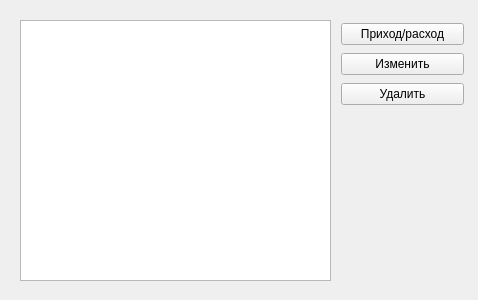
ismd/4med, file ui/ShowDrugs.ui: the form before one commit.
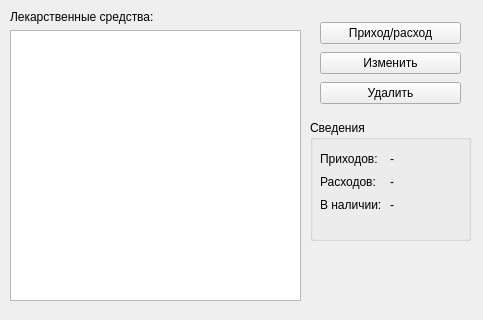
The form after the commit.

Commit message: counts on form for drugs

What changed in the file:
```diff
--- a/ui/ShowDrugs.ui
+++ b/ui/ShowDrugs.ui
@@ -6,8 +6,8 @@
    <rect>
     <x>0</x>
     <y>0</y>
-    <width>478</width>
-    <height>300</height>
+    <width>483</width>
+    <height>320</height>
    </rect>
   </property>
   <property name="windowTitle">
@@ -16,22 +16,12 @@
   <property name="locale">
    <locale language="Russian" country="RussianFederation"/>
   </property>
-  <widget class="QListView" name="drugsList">
+  <widget class="QWidget" name="layoutWidget">
    <property name="geometry">
     <rect>
-     <x>20</x>
+     <x>320</x>
      <y>20</y>
-     <width>311</width>
-     <height>261</height>
-    </rect>
-   </property>
-  </widget>
-  <widget class="QWidget" name="">
-   <property name="geometry">
-    <rect>
-     <x>341</x>
-     <y>21</y>
-     <width>123</width>
+     <width>141</width>
      <height>88</height>
     </rect>
    </property>
@@ -59,6 +49,103 @@
     </item>
    </layout>
   </widget>
+  <widget class="QGroupBox" name="groupBox">
+   <property name="geometry">
+    <rect>
+     <x>310</x>
+     <y>120</y>
+     <width>161</width>
+     <height>121</height>
+    </rect>
+   </property>
+   <property name="title">
+    <string>Сведения</string>
+   </property>
+   <widget class="QWidget" name="layoutWidget">
+    <property name="geometry">
+     <rect>
+      <x>10</x>
+      <y>30</y>
+      <width>133</width>
+      <height>63</height>
+     </rect>
+    </property>
+    <layout class="QHBoxLayout" name="horizontalLayout">
+     <item>
+      <layout class="QVBoxLayout" name="verticalLayout_2">
+       <item>
+        <widget class="QLabel" name="label">
+         <property name="text">
+          <string>Приходов:</string>
+         </property>
+        </widget>
+       </item>
+       <item>
+        <widget class="QLabel" name="label_2">
+         <property name="text">
+          <string>Расходов:</string>
+         </property>
+        </widget>
+       </item>
+       <item>
+        <widget class="QLabel" name="label_3">
+         <property name="text">
+          <string>В наличии:</string>
+         </property>
+        </widget>
+       </item>
+      </layout>
+     </item>
+     <item>
+      <layout class="QVBoxLayout" name="verticalLayout_3">
+       <item>
+        <widget class="QLabel" name="lReceived">
+         <property name="text">
+          <string>-</string>
+         </property>
+        </widget>
+       </item>
+       <item>
+        <widget class="QLabel" name="lGave">
+         <property name="text">
+          <string>-</string>
+         </property>
+        </widget>
+       </item>
+       <item>
+        <widget class="QLabel" name="lBalance">
+         <property name="text">
+          <string>-</string>
+         </property>
+        </widget>
+       </item>
+      </layout>
+     </item>
+    </layout>
+   </widget>
+  </widget>
+  <widget class="QWidget" name="layoutWidget">
+   <property name="geometry">
+    <rect>
+     <x>10</x>
+     <y>10</y>
+     <width>291</width>
+     <height>291</height>
+    </rect>
+   </property>
+   <layout class="QVBoxLayout" name="verticalLayout_4">
+    <item>
+     <widget class="QLabel" name="label_7">
+      <property name="text">
+       <string>Лекарственные средства:</string>
+      </property>
+     </widget>
+    </item>
+    <item>
+     <widget class="QListView" name="drugsList"/>
+    </item>
+   </layout>
+  </widget>
  </widget>
  <resources/>
  <connections/>
```
The commit also changes 8 other files.
